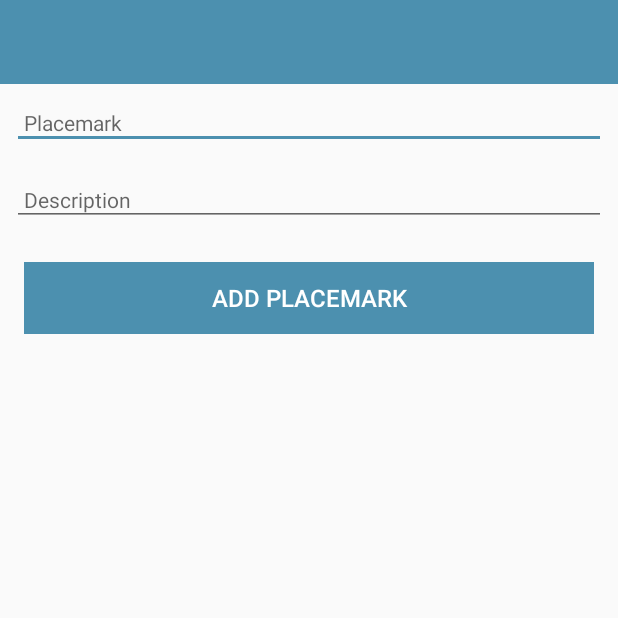
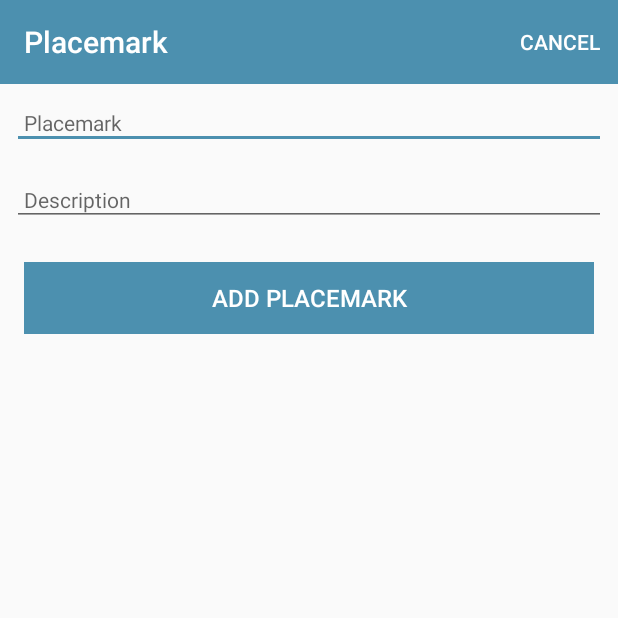
Before and after one commit to dimitraz/placemark, an Android app: the PlacemarkActivity screen opened directly, with no data from a screen before it, on a phone screen of 412 x 824 dp, the top half of it. Run offline under Robolectric (Android 15) with nearby library versions, the phone set to English and light mode, and no system bars.

Commit message:
Exercise 2: add cancel button

```diff
--- a/app/src/main/java/com/example/mitch/placemark/activities/PlacemarkActivity.kt
+++ b/app/src/main/java/com/example/mitch/placemark/activities/PlacemarkActivity.kt
@@ -2,12 +2,16 @@ package com.example.mitch.placemark.activities
 
 import android.os.Bundle
 import android.support.v7.app.AppCompatActivity
+import android.view.Menu
+import android.view.MenuItem
 import com.example.mitch.placemark.R
 import com.example.mitch.placemark.main.MainApp
 import com.example.mitch.placemark.models.PlacemarkModel
 import kotlinx.android.synthetic.main.activity_placemark.*
+import kotlinx.android.synthetic.main.activity_placemark_list.*
 import org.jetbrains.anko.AnkoLogger
 import org.jetbrains.anko.info
+import org.jetbrains.anko.startActivityForResult
 import org.jetbrains.anko.toast
 
 class PlacemarkActivity : AppCompatActivity(), AnkoLogger {
@@ -17,6 +21,8 @@ class PlacemarkActivity : AppCompatActivity(), AnkoLogger {
   override fun onCreate(savedInstanceState: Bundle?) {
     super.onCreate(savedInstanceState)
     setContentView(R.layout.activity_placemark)
+    toolbarAdd.title = title
+    setSupportActionBar(toolbarAdd)
     app = application as MainApp
 
     btnAdd.setOnClickListener() {
@@ -37,4 +43,16 @@ class PlacemarkActivity : AppCompatActivity(), AnkoLogger {
       }
     }
   }
+
+  override fun onCreateOptionsMenu(menu: Menu?): Boolean {
+    menuInflater.inflate(R.menu.menu_placemark, menu)
+    return super.onCreateOptionsMenu(menu)
+  }
+
+  override fun onOptionsItemSelected(item: MenuItem?): Boolean {
+    when (item?.itemId) {
+      R.id.item_cancel -> finish()
+    }
+    return super.onOptionsItemSelected(item)
+  }
 }
--- /dev/null
+++ b/app/src/main/res/menu/menu_placemark.xml
@@ -0,0 +1,9 @@
+<?xml version="1.0" encoding="utf-8"?>
+<menu xmlns:android="http://schemas.android.com/apk/res/android"
+  xmlns:app="http://schemas.android.com/apk/res-auto">
+
+  <item
+    android:id="@+id/item_cancel"
+    android:title="@string/menu_cancelPlacemark"
+    app:showAsAction="always"/>
+</menu>
--- a/app/src/main/res/values/strings.xml
+++ b/app/src/main/res/values/strings.xml
@@ -4,4 +4,5 @@
   <string name="hint_description">Description</string>
   <string name="button_addPlacemark">Add Placemark</string>
   <string name="menu_addPlacemark">Add</string>
+  <string name="menu_cancelPlacemark">Cancel</string>
 </resources>
```
